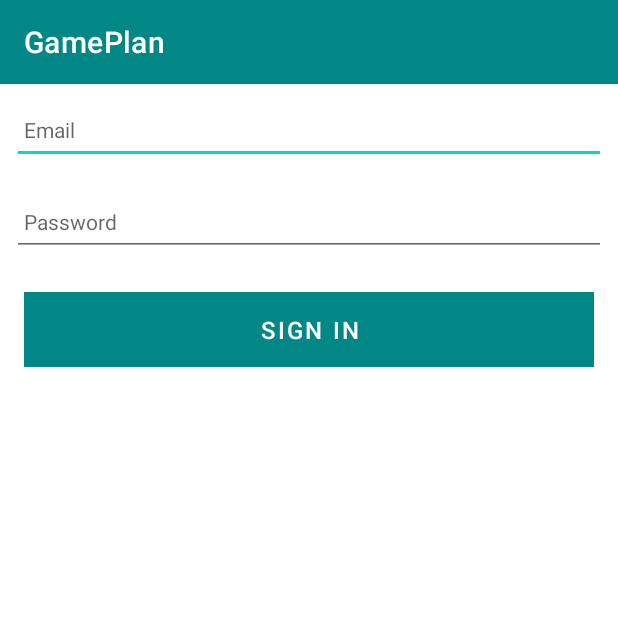
After one commit to JCagney/GamePlan2, an Android app: the LoginActivity screen opened directly, with no data from a screen before it, on a phone screen of 412 x 824 dp, the top half of it. The commit adds this screen. Run offline under Robolectric (Android 15) with nearby library versions, the phone set to English and light mode, and no system bars; our stand-ins replace Timber.

Commit message:
user model and signin activity created

```diff
--- a/app/build.gradle
+++ b/app/build.gradle
@@ -34,6 +34,9 @@ android {
     kotlinOptions {
         jvmTarget = '1.8'
     }
+    buildFeatures {
+        viewBinding true
+    }
 }
 
 dependencies {
@@ -44,6 +47,9 @@ dependencies {
     implementation 'androidx.constraintlayout:constraintlayout:2.1.0'
     implementation 'com.github.ajalt:timberkt:1.5.1'
     implementation 'com.google.android.gms:play-services-maps:17.0.0'
+    implementation 'androidx.annotation:annotation:1.2.0'
+    implementation 'androidx.lifecycle:lifecycle-livedata-ktx:2.3.1'
+    implementation 'androidx.lifecycle:lifecycle-viewmodel-ktx:2.3.1'
     testImplementation 'junit:junit:4.+'
     androidTestImplementation 'androidx.test.ext:junit:1.1.3'
     androidTestImplementation 'androidx.test.espresso:espresso-core:3.4.0'
--- /dev/null
+++ b/app/src/main/java/ie/wit/gameplan/activities/LoginActivity.kt
@@ -0,0 +1,64 @@
+package ie.wit.gameplan.activities
+
+import android.content.Intent
+import androidx.appcompat.app.AppCompatActivity
+import android.os.Bundle
+import androidx.activity.result.ActivityResultLauncher
+import androidx.activity.result.contract.ActivityResultContracts
+import com.google.android.material.snackbar.Snackbar
+import ie.wit.gameplan.R
+import ie.wit.gameplan.databinding.ActivityGameBinding
+import ie.wit.gameplan.databinding.ActivityLoginBinding
+import ie.wit.gameplan.main.MainApp
+import ie.wit.gameplan.models.*
+import timber.log.Timber.i
+
+class LoginActivity : AppCompatActivity() {
+
+    lateinit var app: MainApp
+
+    //lateinit var user: UserModel
+
+    private lateinit var binding: ActivityLoginBinding
+
+    private lateinit var gameIntentLauncher: ActivityResultLauncher<Intent>
+
+    override fun onCreate(savedInstanceState: Bundle?) {
+        super.onCreate(savedInstanceState)
+
+        app = application as MainApp
+
+        if (app.users.findAll().firstOrNull { it.email == "john@gameplan.ie" } == null)
+            app.users.create(UserModel("john@gameplan.ie", "", "", ""))
+
+        binding = ActivityLoginBinding.inflate(layoutInflater)
+        setContentView(binding.root)
+
+        binding.toolbarAdd.title = title
+        setSupportActionBar(binding.toolbarAdd)
+
+        binding.btnLogin.setOnClickListener() {
+            var email = binding.email.text.toString()
+            i("Email: $email")
+
+            var user: UserModel? = app.users.findAll().firstOrNull { it.email == email }
+            if (user != null) {
+                val launcherIntent = Intent(this, GameListActivity::class.java)
+                gameIntentLauncher.launch(launcherIntent)
+            } else {
+                Snackbar.make(it, R.string.login_failed, Snackbar.LENGTH_LONG)
+                    .show()
+            }
+
+        }
+        registerRefreshCallback()
+
+
+    }
+
+    private fun registerRefreshCallback() {
+        gameIntentLauncher =
+            registerForActivityResult(ActivityResultContracts.StartActivityForResult())
+            { }
+    }
+}
--- a/app/src/main/java/ie/wit/gameplan/main/MainApp.kt
+++ b/app/src/main/java/ie/wit/gameplan/main/MainApp.kt
@@ -1,20 +1,20 @@
 package ie.wit.gameplan.main
 
 import android.app.Application
-import ie.wit.gameplan.models.GameJSONStore
-import ie.wit.gameplan.models.GameMemStore
-import ie.wit.gameplan.models.GameStore
+import ie.wit.gameplan.models.*
 import timber.log.Timber
 import timber.log.Timber.i
 
 class MainApp : Application() {
 
     lateinit var games: GameStore
+    lateinit var users: UserStore
 
     override fun onCreate() {
         super.onCreate()
         Timber.plant(Timber.DebugTree())
         games = GameJSONStore(applicationContext)
+        users = UserJSONStore(applicationContext)
         i("GamePlan started")
     }
 }
--- a/app/src/main/java/ie/wit/gameplan/models/GameJSONStore.kt
+++ b/app/src/main/java/ie/wit/gameplan/models/GameJSONStore.kt
@@ -13,7 +13,7 @@ const val JSON_FILE = "games.json"
 val gsonBuilder: Gson = GsonBuilder().setPrettyPrinting()
     .registerTypeAdapter(Uri::class.java, UriParser())
     .create()
-val listType: Type = object : TypeToken<ArrayList<GameModel>>() {}.type
+val GamelistType: Type = object : TypeToken<ArrayList<GameModel>>() {}.type
 
 fun generateRandomId(): Long {
     return Random().nextLong()
@@ -65,13 +65,13 @@ class GameJSONStore(private val context: Context) : GameStore {
 
 
     private fun serialize() {
-        val jsonString = gsonBuilder.toJson(games, listType)
+        val jsonString = gsonBuilder.toJson(games, GamelistType)
         write(context, JSON_FILE, jsonString)
     }
 
     private fun deserialize() {
         val jsonString = read(context, JSON_FILE)
-        games = gsonBuilder.fromJson(jsonString, listType)
+        games = gsonBuilder.fromJson(jsonString, GamelistType)
     }
 
     private fun logAll() {
--- /dev/null
+++ b/app/src/main/java/ie/wit/gameplan/models/UserJSONStore.kt
@@ -0,0 +1,63 @@
+package ie.wit.gameplan.models
+
+import android.content.Context
+import android.net.Uri
+import com.google.gson.Gson
+import com.google.gson.GsonBuilder
+import com.google.gson.reflect.TypeToken
+import ie.wit.gameplan.helpers.exists
+import ie.wit.gameplan.helpers.read
+import ie.wit.gameplan.helpers.write
+import timber.log.Timber
+import java.lang.reflect.Type
+import java.util.ArrayList
+
+
+const val USER_JSON_FILE = "users.json"
+
+val UserlistType: Type = object : TypeToken<ArrayList<UserModel>>() {}.type
+
+class UserJSONStore(private val context: Context) : UserStore{
+
+    var users = mutableListOf<UserModel>()
+
+    init {
+        if (exists(context, USER_JSON_FILE)) {
+            deserialize()
+        }
+    }
+
+    override fun create(user: UserModel) {
+        users.add(user)
+        serialize()
+    }
+
+    override fun update(user: UserModel) {
+        TODO("Not yet implemented")
+    }
+
+    override fun delete(user: UserModel) {
+        TODO("Not yet implemented")
+    }
+
+    override fun findAll(): List<UserModel> {
+        logAll()
+        return users
+    }
+
+
+    private fun serialize() {
+        val jsonString = gsonBuilder.toJson(users, UserlistType)
+        write(context, USER_JSON_FILE, jsonString)
+    }
+
+    private fun deserialize() {
+        val jsonString = read(context, USER_JSON_FILE)
+        users = gsonBuilder.fromJson(jsonString,UserlistType)
+    }
+
+    private fun logAll() {
+        users.forEach { Timber.i("$it") }
+    }
+
+}
--- /dev/null
+++ b/app/src/main/java/ie/wit/gameplan/models/UserModel.kt
@@ -0,0 +1,11 @@
+package ie.wit.gameplan.models
+
+import android.os.Parcelable
+import kotlinx.parcelize.Parcelize
+
+@Parcelize
+data class UserModel(var email: String = "",
+                     var firstName: String = "",
+                     var lastName: String = "",
+                     var password: String = ""
+): Parcelable
--- /dev/null
+++ b/app/src/main/java/ie/wit/gameplan/models/UserStore.kt
@@ -0,0 +1,9 @@
+package ie.wit.gameplan.models
+
+interface UserStore {
+    fun create(user: UserModel)
+    fun update(user: UserModel)
+    fun delete(user: UserModel)
+    fun findAll(): List<UserModel>
+
+}
--- /dev/null
+++ b/app/src/main/res/layout/activity_login.xml
@@ -0,0 +1,90 @@
+<?xml version="1.0" encoding="utf-8"?>
+<androidx.constraintlayout.widget.ConstraintLayout
+    xmlns:android="http://schemas.android.com/apk/res/android"
+    xmlns:app="http://schemas.android.com/apk/res-auto"
+    xmlns:tools="http://schemas.android.com/tools"
+    android:layout_width="match_parent"
+    android:layout_height="match_parent"
+    tools:context=".activities.GameActivity">
+
+    <RelativeLayout
+        android:layout_width="match_parent"
+        android:layout_height="wrap_content"
+        app:layout_constraintBottom_toBottomOf="parent"
+        app:layout_constraintTop_toTopOf="parent">
+
+        <com.google.android.material.appbar.AppBarLayout
+            android:id="@+id/appBarLayout"
+            android:layout_width="match_parent"
+            android:layout_height="wrap_content"
+            android:background="@color/teal_700"
+            android:fitsSystemWindows="true"
+            app:elevation="0dip"
+            app:theme="@style/ThemeOverlay.AppCompat.Dark.ActionBar">
+
+            <androidx.appcompat.widget.Toolbar
+                android:id="@+id/toolbarAdd"
+                android:layout_width="match_parent"
+                android:layout_height="wrap_content"
+                app:titleTextColor="@color/colorPrimary" />
+        </com.google.android.material.appbar.AppBarLayout>
+
+        <ScrollView
+            android:layout_width="match_parent"
+            android:layout_height="match_parent"
+            android:layout_below="@id/appBarLayout"
+            android:fillViewport="true">
+
+            <LinearLayout
+                android:layout_width="match_parent"
+                android:layout_height="wrap_content"
+                android:orientation="vertical">
+
+                <EditText
+                    android:id="@+id/email"
+                    android:layout_width="match_parent"
+                    android:layout_height="45dp"
+                    android:layout_margin="8dp"
+                    android:hint="@string/prompt_email"
+                    android:inputType="text"
+                    android:maxLength="25"
+                    android:maxLines="1"
+                    android:padding="8dp"
+                    android:textColor="@color/colorPrimaryDark"
+                    android:textSize="14sp" />
+
+                <EditText
+                    android:id="@+id/password"
+                    android:layout_width="match_parent"
+                    android:layout_height="45dp"
+                    android:layout_margin="8dp"
+                    android:hint="@string/prompt_password"
+                    android:inputType="text"
+                    android:maxLength="25"
+                    android:maxLines="1"
+                    android:padding="8dp"
+                    android:textColor="@color/colorPrimaryDark"
+                    android:textSize="14sp" />
+
+
+                <Button
+                    android:id="@+id/btnLogin"
+                    android:layout_width="match_parent"
+                    android:layout_height="wrap_content"
+                    android:layout_margin="16dp"
+                    android:background="@color/colorAccent"
+                    android:paddingBottom="8dp"
+                    android:paddingTop="8dp"
+                    android:stateListAnimator="@null"
+                    android:text="@string/sign_in"
+                    android:textColor="@color/colorPrimary"
+                    android:textSize="16sp"/>
+
+
+
+            </LinearLayout>
+        </ScrollView>
+
+    </RelativeLayout>
+
+</androidx.constraintlayout.widget.ConstraintLayout>
--- /dev/null
+++ b/app/src/main/res/values-land/dimens.xml
@@ -0,0 +1,3 @@
+<resources>
+ <dimen name="activity_horizontal_margin">48dp</dimen>
+</resources>
--- /dev/null
+++ b/app/src/main/res/values-w1240dp/dimens.xml
@@ -0,0 +1,3 @@
+<resources>
+ <dimen name="activity_horizontal_margin">200dp</dimen>
+</resources>
--- /dev/null
+++ b/app/src/main/res/values-w600dp/dimens.xml
@@ -0,0 +1,3 @@
+<resources>
+ <dimen name="activity_horizontal_margin">48dp</dimen>
+</resources>
--- /dev/null
+++ b/app/src/main/res/values/dimens.xml
@@ -0,0 +1,5 @@
+<resources>
+    <!-- Default screen margins, per the Android Design guidelines. -->
+ <dimen name="activity_horizontal_margin">16dp</dimen>
+ <dimen name="activity_vertical_margin">16dp</dimen>
+</resources>
--- a/app/src/main/res/values/strings.xml
+++ b/app/src/main/res/values/strings.xml
@@ -12,4 +12,13 @@
     <string name="button_location">Set Location</string>
     <string name="title_activity_map">MapActivity</string>
     <string name="list">List</string>
+    <string name="title_activity_login">LoginActivity</string>
+    <string name="prompt_email">Email</string>
+    <string name="prompt_password">Password</string>
+    <string name="action_sign_in">Sign in or register</string>
+    <string name="sign_in">Sign in</string>
+    <string name="welcome">"Welcome !"</string>
+    <string name="invalid_username">Not a valid username</string>
+    <string name="invalid_password">Password must be >5 characters</string>
+    <string name="login_failed">"Login failed"</string>
 </resources>
```
Also changed, not shown: app/src/main/AndroidManifest.xml (+11 -3 lines).
